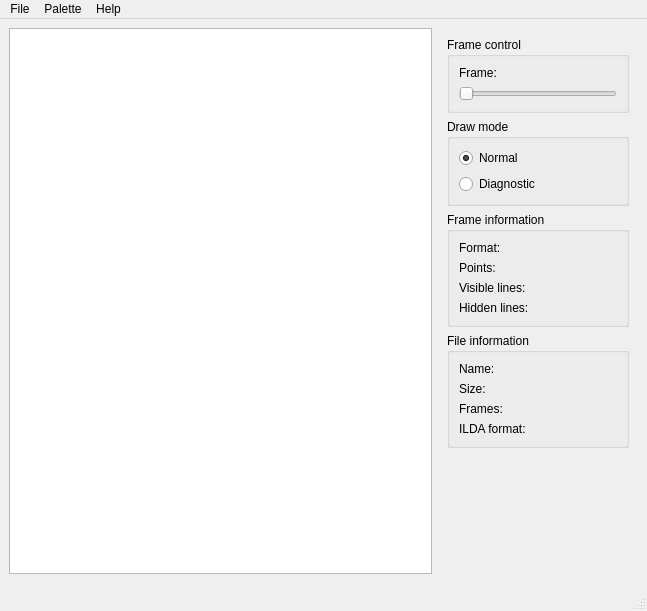
First picture: the form in trunk/src/MainWindow.ui, repository themarcassin/zilda, before the edit.
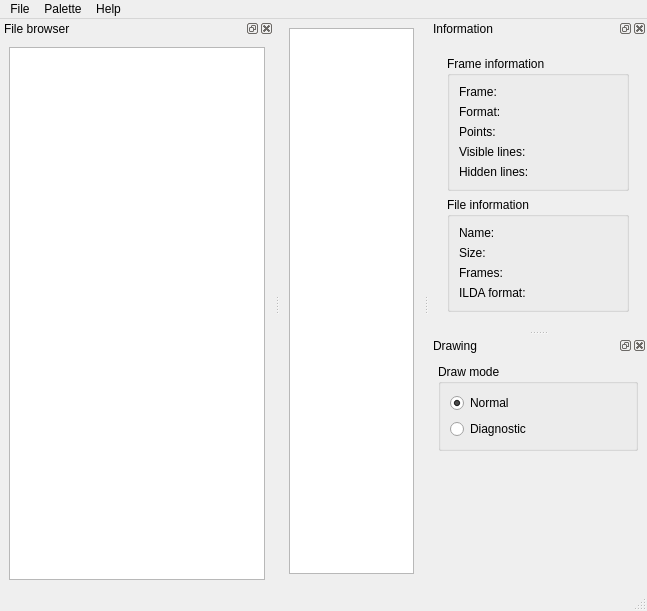
Second picture: the form after the edit. Icons and pictures are not drawn. Custom widgets are drawn as their Qt base class.

Patch:
```diff
--- a/trunk/src/MainWindow.ui
+++ b/trunk/src/MainWindow.ui
@@ -73,6 +73,67 @@
       </item>
      </layout>
     </item>
+   </layout>
+  </widget>
+  <widget class="QMenuBar" name="menubar">
+   <property name="geometry">
+    <rect>
+     <x>0</x>
+     <y>0</y>
+     <width>647</width>
+     <height>22</height>
+    </rect>
+   </property>
+   <widget class="QMenu" name="menuFile">
+    <property name="locale">
+     <locale language="C" country="AnyCountry"/>
+    </property>
+    <property name="title">
+     <string>File</string>
+    </property>
+    <addaction name="actionOpen"/>
+    <addaction name="separator"/>
+    <addaction name="actionExit"/>
+   </widget>
+   <widget class="QMenu" name="menuPalette">
+    <property name="locale">
+     <locale language="C" country="AnyCountry"/>
+    </property>
+    <property name="title">
+     <string>Palette</string>
+    </property>
+    <addaction name="actionILDA_palette"/>
+    <addaction name="actionPangolin_palette"/>
+   </widget>
+   <widget class="QMenu" name="menuHelp">
+    <property name="locale">
+     <locale language="C" country="AnyCountry"/>
+    </property>
+    <property name="title">
+     <string>Help</string>
+    </property>
+    <property name="separatorsCollapsible">
+     <bool>false</bool>
+    </property>
+    <addaction name="actionAbout"/>
+   </widget>
+   <addaction name="menuFile"/>
+   <addaction name="menuPalette"/>
+   <addaction name="menuHelp"/>
+  </widget>
+  <widget class="QStatusBar" name="statusbar"/>
+  <widget class="QDockWidget" name="dockWidget">
+   <property name="allowedAreas">
+    <set>Qt::LeftDockWidgetArea|Qt::RightDockWidgetArea</set>
+   </property>
+   <property name="windowTitle">
+    <string>Information</string>
+   </property>
+   <attribute name="dockWidgetArea">
+    <number>2</number>
+   </attribute>
+   <widget class="QWidget" name="dockWidgetContents">
+    <layout class="QVBoxLayout" name="verticalLayout_2">
     <item>
      <widget class="QWidget" name="widget" native="true">
       <property name="sizePolicy">
@@ -94,130 +155,78 @@
        </size>
       </property>
       <layout class="QVBoxLayout" name="verticalLayout_3">
-       <item>
-        <widget class="QGroupBox" name="groupBox_2">
-         <property name="title">
-          <string>Frame control</string>
-         </property>
-         <layout class="QVBoxLayout" name="verticalLayout_2">
-          <item>
-           <layout class="QHBoxLayout" name="horizontalLayout_3">
-            <item>
-             <widget class="QLabel" name="label_2">
-              <property name="sizePolicy">
-               <sizepolicy hsizetype="Minimum" vsizetype="Preferred">
-                <horstretch>0</horstretch>
-                <verstretch>0</verstretch>
-               </sizepolicy>
-              </property>
-              <property name="text">
-               <string>Frame:</string>
-              </property>
-             </widget>
-            </item>
-            <item>
-             <widget class="QLabel" name="frameLabel">
-              <property name="sizePolicy">
-               <sizepolicy hsizetype="MinimumExpanding" vsizetype="Preferred">
-                <horstretch>0</horstretch>
-                <verstretch>0</verstretch>
-               </sizepolicy>
-              </property>
-              <property name="text">
-               <string/>
-              </property>
-             </widget>
-            </item>
-           </layout>
-          </item>
-          <item>
-           <widget class="QSlider" name="frameSlider">
-            <property name="maximum">
-             <number>0</number>
-            </property>
-            <property name="pageStep">
-             <number>1</number>
-            </property>
-            <property name="orientation">
-             <enum>Qt::Horizontal</enum>
-            </property>
-           </widget>
-          </item>
-         </layout>
-        </widget>
-       </item>
-       <item>
-        <widget class="QGroupBox" name="groupBox">
-         <property name="title">
-          <string>Draw mode</string>
-         </property>
-         <layout class="QVBoxLayout" name="verticalLayout">
-          <item>
-           <widget class="QRadioButton" name="normalRadioButton">
-            <property name="text">
-             <string>Normal</string>
-            </property>
-            <property name="checked">
-             <bool>true</bool>
-            </property>
-           </widget>
-          </item>
-          <item>
-           <widget class="QRadioButton" name="diagnosticRadioButton">
-            <property name="text">
-             <string>Diagnostic</string>
-            </property>
-           </widget>
-          </item>
-         </layout>
-        </widget>
-       </item>
        <item>
         <widget class="QGroupBox" name="groupBox_3">
          <property name="title">
           <string>Frame information</string>
          </property>
          <layout class="QFormLayout" name="formLayout">
-          <item row="0" column="0">
+           <item row="1" column="0">
            <widget class="QLabel" name="label">
             <property name="text">
              <string>Format:</string>
             </property>
            </widget>
           </item>
-          <item row="0" column="1">
+           <item row="1" column="1">
            <widget class="QLabel" name="frameFormatLabel"/>
           </item>
-          <item row="1" column="0">
+           <item row="2" column="0">
            <widget class="QLabel" name="label_4">
             <property name="text">
              <string>Points:</string>
             </property>
            </widget>
           </item>
-          <item row="1" column="1">
+           <item row="2" column="1">
            <widget class="QLabel" name="numberOfPointsLabel"/>
           </item>
-          <item row="2" column="0">
+           <item row="3" column="0">
            <widget class="QLabel" name="label_6">
             <property name="text">
              <string>Visible lines:</string>
             </property>
            </widget>
           </item>
-          <item row="2" column="1">
+           <item row="3" column="1">
            <widget class="QLabel" name="numberOfLinesLabel"/>
           </item>
-          <item row="3" column="0">
+           <item row="4" column="0">
            <widget class="QLabel" name="label_7">
             <property name="text">
              <string>Hidden lines:</string>
             </property>
            </widget>
           </item>
-          <item row="3" column="1">
+           <item row="4" column="1">
            <widget class="QLabel" name="numberOfHiddenLinesLabel"/>
           </item>
+           <item row="0" column="0">
+            <widget class="QLabel" name="label_2">
+             <property name="sizePolicy">
+              <sizepolicy hsizetype="Minimum" vsizetype="Preferred">
+               <horstretch>0</horstretch>
+               <verstretch>0</verstretch>
+              </sizepolicy>
+             </property>
+             <property name="text">
+              <string>Frame:</string>
+             </property>
+            </widget>
+           </item>
+           <item row="0" column="1">
+            <widget class="QLabel" name="frameLabel">
+             <property name="sizePolicy">
+              <sizepolicy hsizetype="Preferred" vsizetype="Preferred">
+               <horstretch>0</horstretch>
+               <verstretch>0</verstretch>
+              </sizepolicy>
+             </property>
+             <property name="text">
+              <string/>
+             </property>
+            </widget>
+           </item>
          </layout>
         </widget>
        </item>
@@ -292,53 +301,76 @@
     </item>
    </layout>
   </widget>
-  <widget class="QMenuBar" name="menubar">
-   <property name="geometry">
-    <rect>
-     <x>0</x>
-     <y>0</y>
-     <width>647</width>
-     <height>22</height>
-    </rect>
+  </widget>
+  <widget class="QDockWidget" name="dockWidget_2">
+   <property name="windowTitle">
+    <string>Drawing</string>
    </property>
-   <widget class="QMenu" name="menuFile">
-    <property name="locale">
-     <locale language="C" country="AnyCountry"/>
-    </property>
+   <attribute name="dockWidgetArea">
+    <number>2</number>
+   </attribute>
+   <widget class="QWidget" name="dockWidgetContents_2">
+    <layout class="QVBoxLayout" name="verticalLayout_5">
+     <item>
+      <widget class="QGroupBox" name="groupBox">
     <property name="title">
-     <string>File</string>
-    </property>
-    <addaction name="actionOpen"/>
-    <addaction name="separator"/>
-    <addaction name="actionExit"/>
-   </widget>
-   <widget class="QMenu" name="menuPalette">
-    <property name="locale">
-     <locale language="C" country="AnyCountry"/>
-    </property>
-    <property name="title">
-     <string>Palette</string>
-    </property>
-    <addaction name="actionILDA_palette"/>
-    <addaction name="actionPangolin_palette"/>
-   </widget>
-   <widget class="QMenu" name="menuHelp">
-    <property name="locale">
-     <locale language="C" country="AnyCountry"/>
-    </property>
-    <property name="title">
-     <string>Help</string>
-    </property>
-    <property name="separatorsCollapsible">
-     <bool>false</bool>
-    </property>
-    <addaction name="actionAbout"/>
+        <string>Draw mode</string>
+       </property>
+       <layout class="QVBoxLayout" name="verticalLayout">
+        <item>
+         <widget class="QRadioButton" name="normalRadioButton">
+          <property name="text">
+           <string>Normal</string>
+          </property>
+          <property name="checked">
+           <bool>true</bool>
+          </property>
+         </widget>
+        </item>
+        <item>
+         <widget class="QRadioButton" name="diagnosticRadioButton">
+          <property name="text">
+           <string>Diagnostic</string>
+          </property>
+         </widget>
+        </item>
+       </layout>
+      </widget>
+     </item>
+     <item>
+      <spacer name="verticalSpacer_2">
+       <property name="orientation">
+        <enum>Qt::Vertical</enum>
+       </property>
+       <property name="sizeHint" stdset="0">
+        <size>
+         <width>20</width>
+         <height>425</height>
+        </size>
+       </property>
+      </spacer>
+     </item>
+    </layout>
    </widget>
    <addaction name="menuFile"/>
    <addaction name="menuPalette"/>
    <addaction name="menuHelp"/>
   </widget>
-  <widget class="QStatusBar" name="statusbar"/>
+  <widget class="QDockWidget" name="dockWidget_3">
+   <property name="windowTitle">
+    <string>File browser</string>
+   </property>
+   <attribute name="dockWidgetArea">
+    <number>1</number>
+   </attribute>
+   <widget class="QWidget" name="dockWidgetContents_3">
+    <layout class="QVBoxLayout" name="verticalLayout_6">
+     <item>
+      <widget class="QTreeView" name="treeView"/>
+     </item>
+    </layout>
+   </widget>
+  </widget>
   <action name="actionExit">
    <property name="text">
     <string>Exit</string>
```
Left out of the diff: 3 changed lines with no effect on the pictures. Lines whose indentation alone changed are shown as unchanged.
